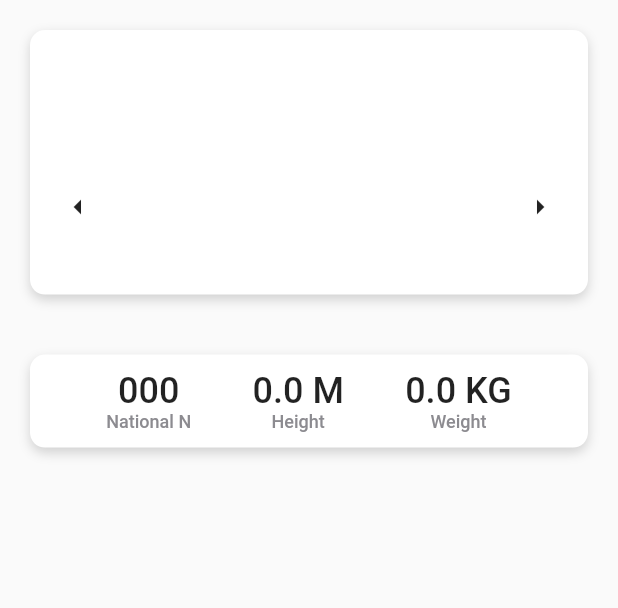
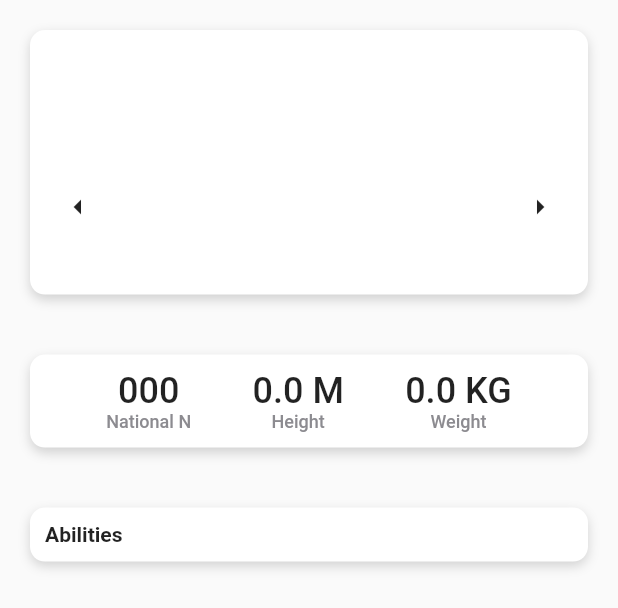
Before and after one commit to deus-magna/rotom_phone, a Flutter app: the BaseInfoTab widget shown alone on an empty page, opened directly with empty values, on a phone screen of 412 x 824 dp. Shown: the top 608 px of the screen. Run offline on Flutter 3.47's test engine with Material 2 defaults, Android fonts, the phone set to English and light mode, and no system bars; our stand-ins replace bloc, cached_network_image, dartz, data_connection_checker, equatable, flutter_bloc and 4 more; accounts and stored records are empty.

Commit message:
Adding the abilities card

```diff
--- a/lib/domain/entities/pokedex/pokemon_info.dart
+++ b/lib/domain/entities/pokedex/pokemon_info.dart
@@ -1,5 +1,6 @@
 import 'package:equatable/equatable.dart';
 import 'package:rotom_phone/domain/entities/resource_path.dart';
+import '../../../core/extensions/string_extension.dart';
 
 class PokemonInfo extends Equatable {
   PokemonInfo({
@@ -81,6 +82,8 @@ class Ability extends Equatable {
   final ResourcePath ability;
   final bool isHidden;
   final int slot;
+
+  String get name => ability.name.replaceAll('-', ' ').capitalize();
 
   @override
   List<Object> get props => [ability, isHidden, slot];
--- a/lib/main.dart
+++ b/lib/main.dart
@@ -1,4 +1,5 @@
 import 'package:flutter/material.dart';
+import 'package:rotom_phone/core/framework/colors.dart';
 import 'core/router/routing.dart';
 import 'injector/injection_container.dart' as di;
 
@@ -13,7 +14,10 @@ class MyApp extends StatelessWidget {
     return MaterialApp(
       title: 'Rotom Phone',
       debugShowCheckedModeBanner: false,
-      theme: ThemeData.light(),
+      theme: ThemeData.light().copyWith(
+        primaryColor: primary,
+        accentColor: primary,
+      ),
       darkTheme: ThemeData.dark(),
       initialRoute: '/pokedex',
       routes: getApplicationRoutes(),
--- a/lib/presentation/view/pokemon_detail/widgets/pokedex_entry.dart
+++ b/lib/presentation/view/pokemon_detail/widgets/pokedex_entry.dart
@@ -107,6 +107,37 @@ class _PokedexEntryState extends State<PokedexEntry> {
   }
 }
 
+class EntryVersionList extends StatelessWidget {
+  const EntryVersionList({
+    Key key,
+    @required this.entries,
+    this.onItemSelected,
+    this.selectedIndex = 0,
+  }) : super(key: key);
+
+  final List<FlavorTextEntry> entries;
+  final Function(int) onItemSelected;
+  final int selectedIndex;
+
+  @override
+  Widget build(BuildContext context) {
+    return Container(
+      margin: EdgeInsets.symmetric(horizontal: 10),
+      height: 50,
+      child: ListView.builder(
+        itemCount: entries.length,
+        itemBuilder: (context, index) => EntryVersion(
+          name: entries[index].versionAcronym,
+          color: pokemonUtils.versionColor(entries[index].version.name),
+          isSelected: selectedIndex == index,
+          onTap: () => onItemSelected(index),
+        ),
+        scrollDirection: Axis.horizontal,
+      ),
+    );
+  }
+}
+
 class EntryVersion extends StatelessWidget {
   final Color color;
   final String name;
@@ -158,34 +189,3 @@ class EntryVersion extends StatelessWidget {
     }
   }
 }
-
-class EntryVersionList extends StatelessWidget {
-  const EntryVersionList({
-    Key key,
-    @required this.entries,
-    this.onItemSelected,
-    this.selectedIndex = 0,
-  }) : super(key: key);
-
-  final List<FlavorTextEntry> entries;
-  final Function(int) onItemSelected;
-  final int selectedIndex;
-
-  @override
-  Widget build(BuildContext context) {
-    return Container(
-      margin: EdgeInsets.symmetric(horizontal: 10),
-      height: 50,
-      child: ListView.builder(
-        itemCount: entries.length,
-        itemBuilder: (context, index) => EntryVersion(
-          name: entries[index].versionAcronym,
-          color: pokemonUtils.versionColor(entries[index].version.name),
-          isSelected: selectedIndex == index,
-          onTap: () => onItemSelected(index),
-        ),
-        scrollDirection: Axis.horizontal,
-      ),
-    );
-  }
-}
--- a/lib/presentation/view/pokemon_detail/widgets/tabs/base_info_tab.dart
+++ b/lib/presentation/view/pokemon_detail/widgets/tabs/base_info_tab.dart
@@ -1,5 +1,8 @@
 import 'package:flutter/material.dart';
+import 'package:rotom_phone/core/framework/colors.dart';
 import 'package:rotom_phone/domain/entities/pokedex/pokemon.dart';
+import 'package:rotom_phone/domain/entities/pokedex/pokemon_info.dart';
+import 'package:rotom_phone/presentation/view/pokemon_detail/widgets/pokemon_menu/menu_clippers.dart';
 import 'package:rotom_phone/presentation/widgets/pokemon_type_button.dart';
 import 'package:rotom_phone/presentation/widgets/pokemon_types_row.dart';
 import 'package:rotom_phone/presentation/widgets/rounded_card.dart';
@@ -18,7 +21,7 @@ class BaseInfoTab extends StatelessWidget {
     return Container(
       child: Column(
         children: [
-          PokedexEntry(entries: pokemon.pokedexEntries('es')),
+          PokedexEntry(entries: pokemon.pokedexEntries('en')),
           PokemonTypesRow(
             types: pokemon.info.getTypes,
             buttonsForm: ButtonForm.Stadium,
@@ -27,10 +30,93 @@ class BaseInfoTab extends StatelessWidget {
           AboutRow(
               id: pokemon.specie.getPokemonId(),
               weight: pokemon.info.getWeight,
-              height: pokemon.info.getHeight)
+              height: pokemon.info.getHeight),
+          AbilitiesCard(abilities: pokemon.info.abilities),
+          SizedBox(height: MediaQuery.of(context).size.height * 0.1),
         ],
       ),
     );
+  }
+}
+
+class AbilitiesCard extends StatelessWidget {
+  final List<Ability> abilities;
+  final style = TextStyle(
+    fontWeight: FontWeight.w700,
+    color: Colors.white,
+    fontSize: 14,
+  );
+
+  AbilitiesCard({Key key, this.abilities}) : super(key: key);
+  @override
+  Widget build(BuildContext context) {
+    return RoundedCard(
+      child: Column(
+        crossAxisAlignment: CrossAxisAlignment.stretch,
+        children: [
+          Text(
+            'Abilities',
+            style: TextStyle(fontSize: 14, fontWeight: FontWeight.w700),
+          ),
+          ...buildAbilities(abilities),
+        ],
+      ),
+    );
+  }
+
+  List<Widget> buildAbilities(List<Ability> abilities) {
+    final ButtonStyle raisedButtonStyle = ElevatedButton.styleFrom(
+      onPrimary: Colors.white,
+      primary: secondary,
+      minimumSize: Size(88, 36),
+      padding: EdgeInsets.symmetric(horizontal: 20, vertical: 10),
+      shape: StadiumBorder(),
+    );
+
+    return abilities.map((ability) {
+      return Padding(
+        padding: const EdgeInsets.only(top: 10),
+        child: Stack(
+          children: [
+            ElevatedButton(
+              style: raisedButtonStyle,
+              onPressed: () => print('Show ability'),
+              child: Row(
+                mainAxisAlignment: MainAxisAlignment.end,
+                children: [
+                  ClipPath(
+                    clipper: BackMenuClipper(),
+                    child: Container(
+                      // height: 30,
+                      width: 50,
+
+                      child: Text(ability.isHidden ? '' : ''),
+                    ),
+                  ),
+                  Text(ability.isHidden ? 'HA' : '', style: style),
+                  SizedBox(width: 10),
+                  Icon(Icons.info_outline_rounded),
+                ],
+              ),
+            ),
+            Positioned(
+              top: 2,
+              child: ClipPath(
+                clipper: BackMenuClipper(),
+                child: Container(
+                  padding: EdgeInsets.symmetric(horizontal: 20),
+                  height: 44,
+                  width: 240,
+                  color: primary,
+                  alignment: Alignment.centerLeft,
+                  child: Text(ability.name, style: style),
+                ),
+              ),
+            ),
+          ],
+        ),
+      );
+    }).toList();
   }
 }
 
```
